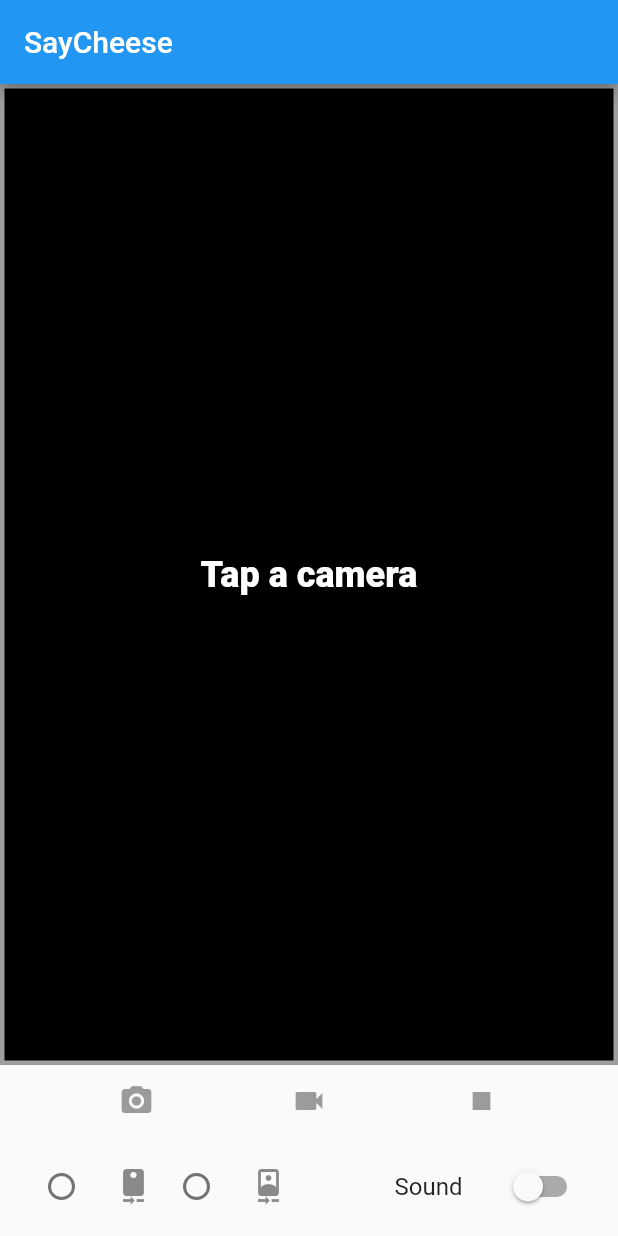
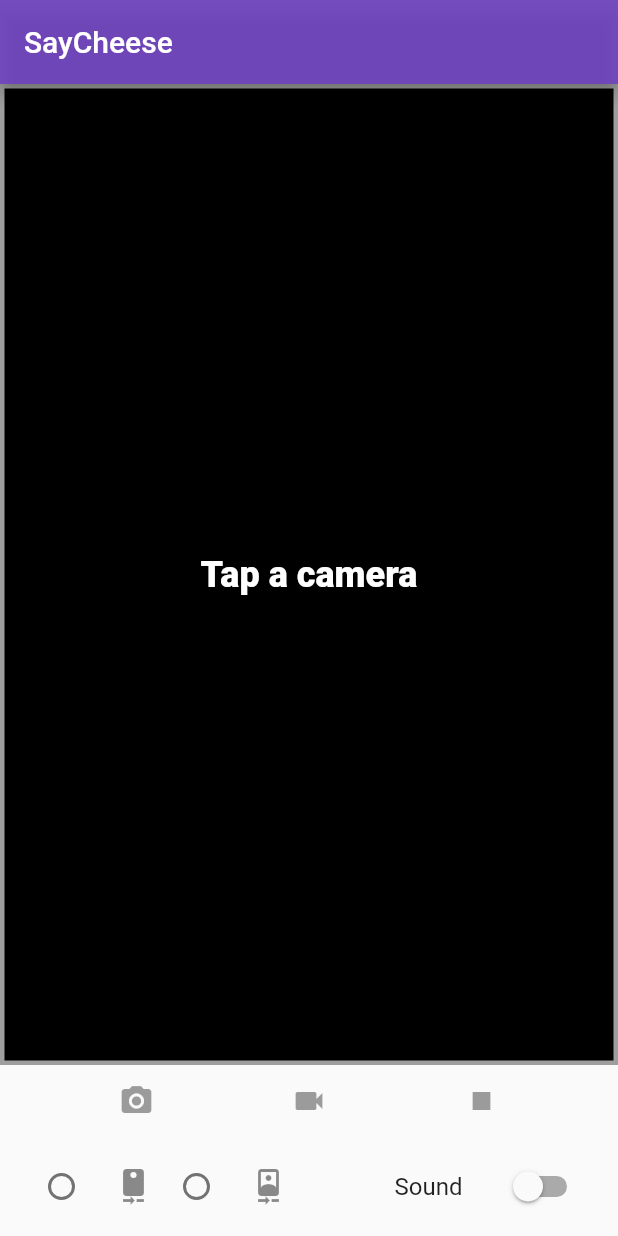
Before and after one commit to EspressoTime/SayCheese, a Flutter app: the screen it shows after launch, on a phone screen of 412 x 824 dp. Run offline on Flutter 3.47's test engine with Material 2 defaults, Android fonts, the light colour scheme and no system bars; our stand-ins replace audioplayers, camera, video_player.

Commit message:
appbar color change to purple

```diff
--- a/lib/main.dart
+++ b/lib/main.dart
@@ -47,6 +47,7 @@ class _CameraExampleHomeState extends State<CameraExampleHome> {
       key: _scaffoldKey,
       appBar: new AppBar(
         title: const Text('SayCheese'),
+        backgroundColor: new Color(0xE6673AB7),
       ),
       body: new Column(
         children: <Widget>[
```
